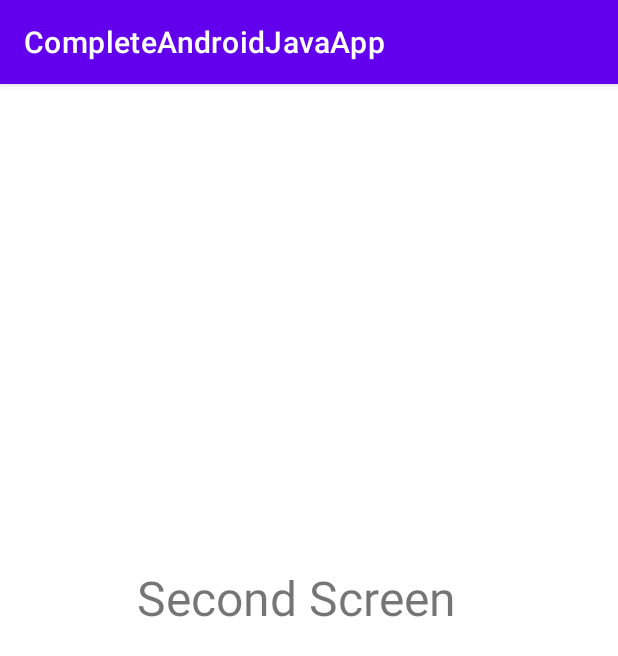
After one commit to ntshTiwari/CompleteAndroidJavaApp, an Android app: the SecondScreen screen opened directly, with no data from a screen before it, on a phone screen of 412 x 824 dp. The commit adds this screen. Shown: the top 656 px of the screen. Run offline under Robolectric (Android 15) with nearby library versions, the phone set to English and light mode, and no system bars.

```diff
--- a/app/src/main/AndroidManifest.xml
+++ b/app/src/main/AndroidManifest.xml
@@ -13,7 +13,7 @@
         android:theme="@style/Theme.CompleteAndroidJavaApp"
         tools:targetApi="31">
         <activity
-            android:name=".MainActivity"
+            android:name=".screens.MainActivity"
             android:exported="true">
             <intent-filter>
                 <action android:name="android.intent.action.MAIN" />
@@ -25,6 +25,9 @@
                 android:name="android.app.lib_name"
                 android:value="" />
         </activity>
+        <activity
+            android:name=".screens.SecondScreen"
+            android:exported="false"/>
     </application>
 
 </manifest>
--- /dev/null
+++ b/app/src/main/java/com/example/completeandroidjavaapp/MyApplication.java
@@ -0,0 +1,4 @@
+package com.example.completeandroidjavaapp;
+
+public class MyApplication {
+}
--- /dev/null
+++ b/app/src/main/java/com/example/completeandroidjavaapp/screens/SecondScreen.java
@@ -0,0 +1,16 @@
+package com.example.completeandroidjavaapp.screens;
+
+import androidx.appcompat.app.AppCompatActivity;
+
+import android.os.Bundle;
+
+import com.example.completeandroidjavaapp.R;
+
+public class SecondScreen extends AppCompatActivity {
+
+    @Override
+    protected void onCreate(Bundle savedInstanceState) {
+        super.onCreate(savedInstanceState);
+        setContentView(R.layout.activity_second_screen);
+    }
+}
--- a/app/src/main/res/layout/activity_main.xml
+++ b/app/src/main/res/layout/activity_main.xml
@@ -4,7 +4,7 @@
     xmlns:tools="http://schemas.android.com/tools"
     android:layout_width="match_parent"
     android:layout_height="match_parent"
-    tools:context=".MainActivity">
+    tools:context=".screens.MainActivity">
 
     <androidx.drawerlayout.widget.DrawerLayout
         android:id="@+id/main_drawer"
--- /dev/null
+++ b/app/src/main/res/layout/activity_second_screen.xml
@@ -0,0 +1,23 @@
+<?xml version="1.0" encoding="utf-8"?>
+<androidx.constraintlayout.widget.ConstraintLayout xmlns:android="http://schemas.android.com/apk/res/android"
+    xmlns:app="http://schemas.android.com/apk/res-auto"
+    xmlns:tools="http://schemas.android.com/tools"
+    android:layout_width="match_parent"
+    android:layout_height="match_parent"
+    tools:context=".screens.SecondScreen">
+
+    <TextView
+        android:id="@+id/textView"
+        android:layout_width="wrap_content"
+        android:layout_height="wrap_content"
+        android:layout_marginStart="168dp"
+        android:layout_marginTop="314dp"
+        android:layout_marginEnd="185dp"
+        android:layout_marginBottom="398dp"
+        android:textSize="32dp"
+        android:text="Second Screen"
+        app:layout_constraintBottom_toBottomOf="parent"
+        app:layout_constraintEnd_toEndOf="parent"
+        app:layout_constraintStart_toStartOf="parent"
+        app:layout_constraintTop_toTopOf="parent" />
+</androidx.constraintlayout.widget.ConstraintLayout>
--- a/app/src/main/res/menu/drawer_items.xml
+++ b/app/src/main/res/menu/drawer_items.xml
@@ -1,5 +1,5 @@
 <?xml version="1.0" encoding="utf-8"?>
 <menu xmlns:android="http://schemas.android.com/apk/res/android">
-    <item android:title="First item"/>
-    <item android:title="Second item"/>
+    <item android:id="@+id/first_item" android:title="First item"/>
+    <item android:id="@+id/second_item" android:title="Second item"/>
 </menu>
```
Also changed, not shown: app/src/main/java/com/example/completeandroidjavaapp/screens/MainActivity.java (renamed from app/src/main/java/com/example/completeandroidjavaapp/MainActivity.java, +35 -3 lines).
